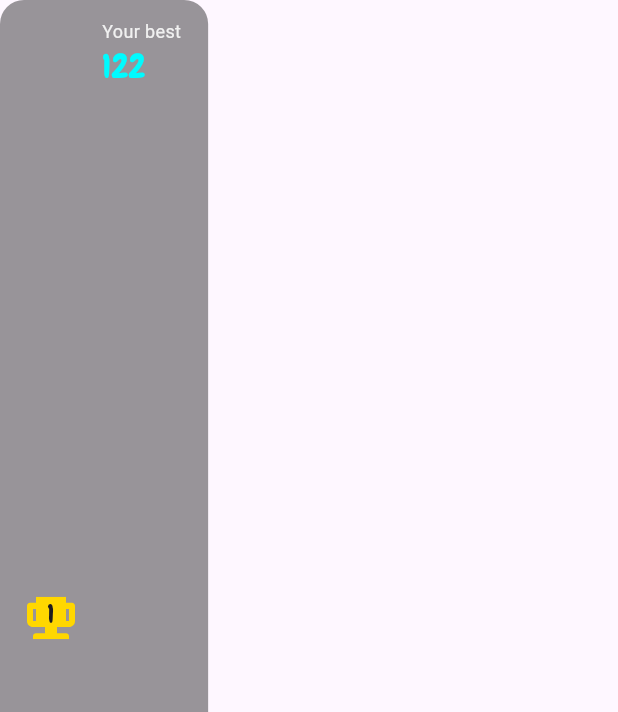
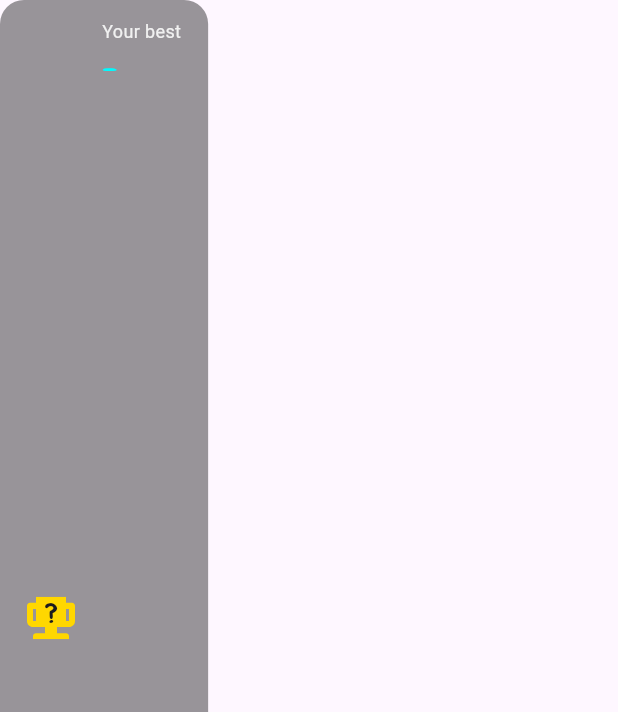
Before and after one commit to imaNNeo/flappy_dash, a Flutter app: the BestScoreOverlay widget shown alone on an empty page, opened directly, on a phone screen of 412 x 824 dp. Shown: the top 712 px of the screen. Run offline on Flutter 3.47's test engine with Material 3 defaults, Android fonts, the phone set to English and light mode, and no system bars; our stand-ins replace device_info_plus, equatable, flutter_animate, flutter_bloc, flutter_svg, get_it and 1 more; missing offline and left inert: android_id, flame, flame_bloc, flutter_soloud, nakama; accounts and stored records are empty; statements that could not run were skipped.

Commit message:
Remove the hard-coded values from the top-left score box (now we show the real data)

```diff
--- a/lib/domain/entities/leaderboard_entity.dart
+++ b/lib/domain/entities/leaderboard_entity.dart
@@ -5,6 +5,8 @@ import 'package:nakama/nakama.dart';
 class LeaderboardEntity with EquatableMixin {
   final LeaderboardRecordList _recordList;
   final Map<String, User> _userProfiles;
+
+  LeaderboardRecord? get ownerRecord => _recordList.records.firstOrNull;
 
   int get length => _recordList.records.length;
 
--- a/lib/presentation/dialogs/leaderboard_dialog.dart
+++ b/lib/presentation/dialogs/leaderboard_dialog.dart
@@ -183,7 +183,7 @@ class ScoreTrophy extends StatelessWidget {
   });
 
   final double size;
-  final int rank;
+  final int? rank;
 
   @override
   Widget build(BuildContext context) {
@@ -197,7 +197,7 @@ class ScoreTrophy extends StatelessWidget {
             height: size,
             colorFilter: ColorFilter.mode(
               switch (rank) {
-                1 => AppColors.leaderboardGoldenColor,
+                null || 1 => AppColors.leaderboardGoldenColor,
                 2 => AppColors.leaderboardSilverColor,
                 3 => AppColors.leaderboardBronzeColor,
                 _ => throw StateError('Invalid rank: $rank'),
@@ -208,10 +208,10 @@ class ScoreTrophy extends StatelessWidget {
           Align(
             alignment: const Alignment(0.0, -0.8),
             child: Text(
-              rank.toString(),
+              rank == null ? '?' : rank.toString(),
               style: TextStyle(
                 color: switch (rank) {
-                  1 => AppColors.leaderboardGoldenColorText,
+                  null || 1 => AppColors.leaderboardGoldenColorText,
                   2 => AppColors.leaderboardSilverColorText,
                   3 => AppColors.leaderboardBronzeColorText,
                   _ => throw StateError('Invalid rank: $rank'),
--- a/lib/presentation/widget/best_score_overlay.dart
+++ b/lib/presentation/widget/best_score_overlay.dart
@@ -1,6 +1,8 @@
 import 'package:flappy_dash/presentation/app_style.dart';
+import 'package:flappy_dash/presentation/bloc/game/game_cubit.dart';
 import 'package:flappy_dash/presentation/dialogs/leaderboard_dialog.dart';
 import 'package:flutter/material.dart';
+import 'package:flutter_bloc/flutter_bloc.dart';
 
 import 'box_overlay.dart';
 
@@ -14,17 +16,19 @@ class BestScoreOverlay extends StatelessWidget {
 
   @override
   Widget build(BuildContext context) {
+    return BlocBuilder<GameCubit, GameState>(builder: (context, state) {
+      final record = state.leaderboardEntity?.ownerRecord;
       return BoxOverlay(
         onTap: onTap,
-      child: const Row(
+        child: Row(
           mainAxisSize: MainAxisSize.min,
           children: [
-          ScoreTrophy(size: 32, rank: 1),
-          SizedBox(width: 18),
+            ScoreTrophy(size: 32, rank: record?.rank),
+            const SizedBox(width: 18),
             Column(
               crossAxisAlignment: CrossAxisAlignment.start,
               children: [
-              Text(
+                const Text(
                   'Your best',
                   style: TextStyle(
                     color: AppColors.whiteTextColor,
@@ -33,8 +37,8 @@ class BestScoreOverlay extends StatelessWidget {
                   ),
                 ),
                 Text(
-                '122',
-                style: TextStyle(
+                  record?.score.toString() ?? '-',
+                  style: const TextStyle(
                     color: AppColors.mainColor,
                     fontSize: 22,
                   ),
@@ -44,5 +48,6 @@ class BestScoreOverlay extends StatelessWidget {
           ],
         ),
       );
+    });
   }
 }
```
Lines whose indentation alone changed are shown as unchanged.
